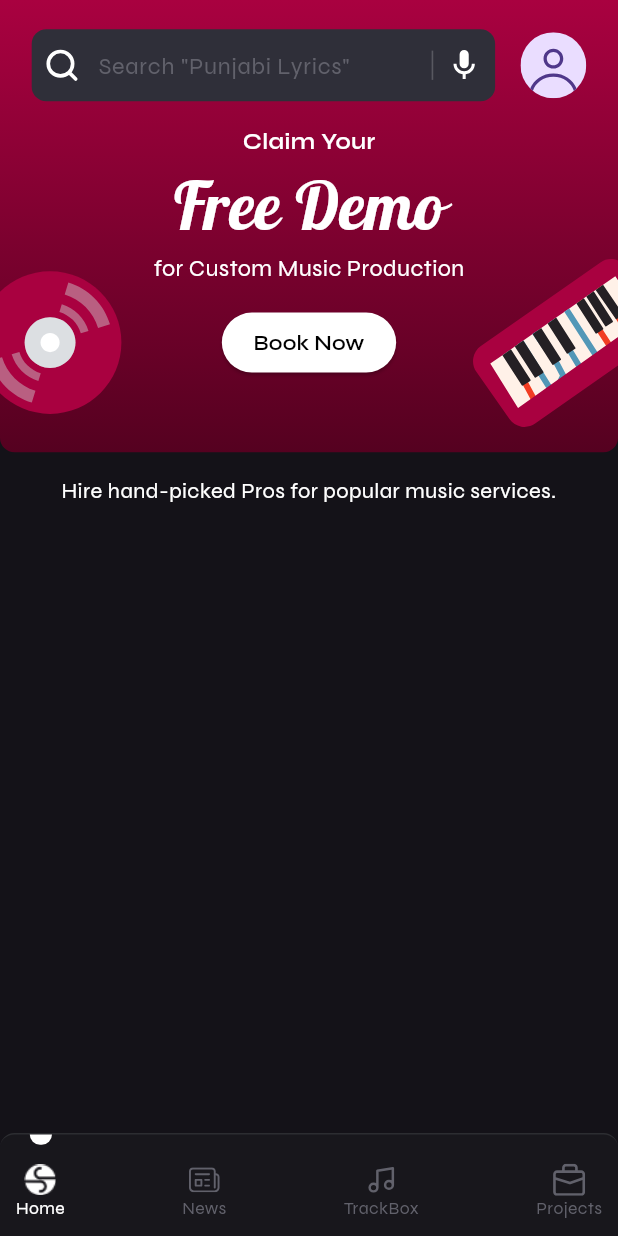
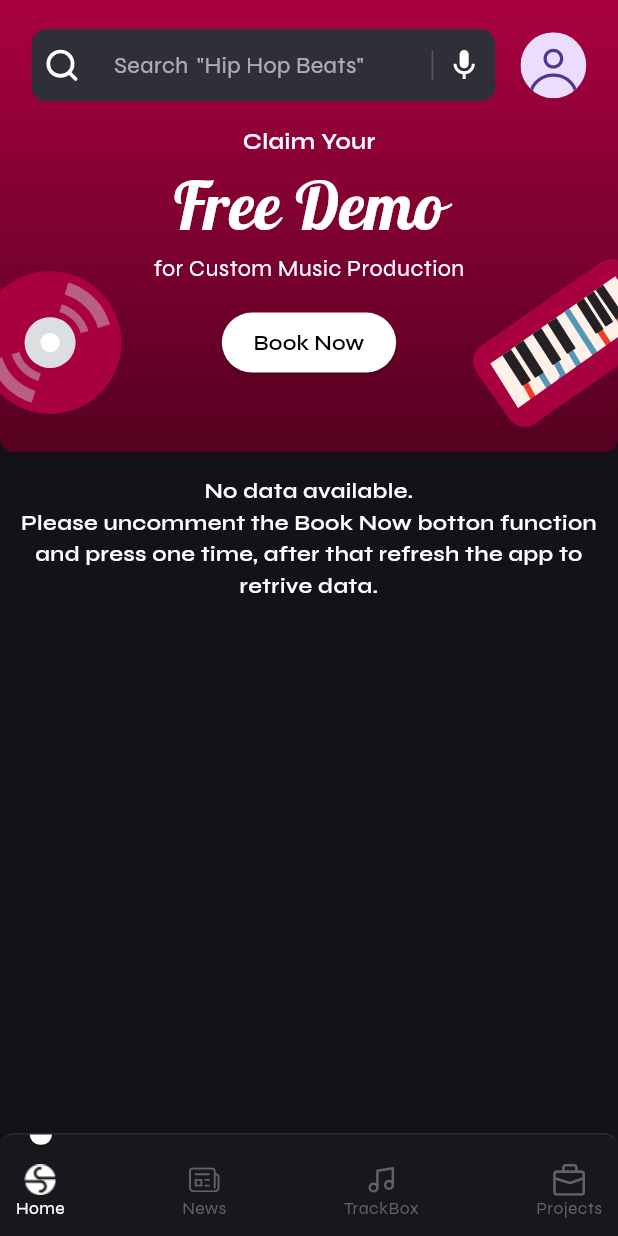
Before and after one commit to Ahmed-lashari/S.Rocks.Music, a Flutter app: the screen it shows after launch, on a phone screen of 412 x 824 dp. Run offline on Flutter 3.47's test engine with Material 3 defaults, Android fonts, the light colour scheme and no system bars; drawn by our look-alikes of toastification; our stand-ins replace cloud_firestore, firebase_core, flutter_riverpod, flutter_screenutil, flutter_spinkit, flutter_svg and 2 more; accounts and stored records are empty; generated files the repository leaves out were written again; project files that could hold a hidden picture were left out.

Commit message:
responsive ui completed and tested on multiple devices

```diff
--- a/lib/main.dart
+++ b/lib/main.dart
@@ -4,7 +4,6 @@
 import 'package:skility_x/core/config/init_dependencies.dart';
 import 'package:skility_x/view/screens/home/home.dart';
 import 'package:toastification/toastification.dart';
-// import 'core/config/init_dependencies.dart';
 import 'view/themes/theme_manager.dart';
 
 void main() async {
--- a/lib/view/screens/home/home_tab/0_home_tab.dart
+++ b/lib/view/screens/home/home_tab/0_home_tab.dart
@@ -11,6 +11,7 @@
 import 'package:skility_x/view/widgets/scrollable_content.dart';
 import 'package:skility_x/view/widgets/scrollable_shimmer.dart';
 import 'package:skility_x/view_model/data_providers/screens/home/home_tab/0_home_tab.dart';
+import 'package:skility_x/view_model/screens/home/home_tab/0_home_tab.dart';
 import 'package:toastification/toastification.dart';
 
 class HomeScreen extends ConsumerStatefulWidget {
@@ -39,17 +40,13 @@
                 begin: Alignment.topCenter,
                 end: Alignment.bottomCenter,
                 colors: [AppColors.vibrantRedColor, AppColors.darkRedColor])),
-      child: Column(
-        mainAxisSize: MainAxisSize.min,
-        children: [
+        child: Column(mainAxisSize: MainAxisSize.min, children: [
           // display text field
           _buildSearchBar(context),
 
 // textual scripts
-          _buildTextualDetailsAndAssets(),
-        ],
-      ),
-    );
+          _buildTextualDetailsAndAssets()
+        ]));
   }
 
   Widget _buildSearchBar(BuildContext context) {
@@ -64,7 +61,13 @@
               child: myTextField(
                   prefixIcon: AppImageIcons.search,
                   suffixIcon: AppImageIcons.mic,
-                  hintText: 'Search "Punjabi Lyrics"',
+                  staticPrefix: "Search",
+                  hintMessages: [
+                    '"Punjabi Lyrics"',
+                    '"Hindi Rap Vocals"',
+                    '"Mix and master"',
+                    '"Hip Hop Beats"',
+                  ],
                   controllerKey: TextControllerKeys.search)),
           CustomIcon(icon: AppImageIcons.avatar, size: 45)
         ]));
@@ -119,15 +122,18 @@
               // button
               ElevatedButton(
                   onPressed: () async {
-                    // try {
-                    //   Utils.toastMsg(
-                    //       "Saving data into database", ToastificationType.info);
-                    //   await ref.read(saveCardsDataProvider);
-                    //   Utils.toastMsg(
-                    //       "Successfully saved", ToastificationType.success);
-                    // } catch (e, h) {
-                    //   Utils.handleError(e, h);
-                    // }
+                    try {
+                      Utils.toastMsg(
+                          "Saving data into database", ToastificationType.info);
+                      final submitted = await HomeAction.saveData();
+                      submitted
+                          ? Utils.toastMsg(
+                              "Successfully saved", ToastificationType.success)
+                          : Utils.toastMsg(
+                              "Error Saving Data", ToastificationType.warning);
+                    } catch (e, h) {
+                      Utils.handleError(e, h);
+                    }
                   },
                   style: ElevatedButton.styleFrom(
                       fixedSize: Size(110.w, 40.h),
@@ -152,9 +158,11 @@
         loading: () => ScrollableShimmer(),
         data: (data) {
           if (data.isEmpty)
-            Text(
-                "No data available.\nPlease uncomment the Book Now botton function and press one time, after that refresh the app to retrive data.");
-
+            return Text(
+              "No data available.\nPlease uncomment the Book Now botton function and press one time, after that refresh the app to retrive data.",
+              textAlign: TextAlign.center,
+              style: TextStyle(fontSize: 15.sp, fontFamily: AppTypoGraphy.bold),
+            );
           return ScrollableCOntent(list: data);
         },
       );
--- a/lib/view/widgets/app_textfield.dart
+++ b/lib/view/widgets/app_textfield.dart
@@ -1,3 +1,5 @@
+// took some help from chatgpt in iplementing the hint cycle animation
+
 import 'package:flutter/material.dart';
 import 'package:flutter_riverpod/flutter_riverpod.dart';
 import 'package:flutter_screenutil/flutter_screenutil.dart';
@@ -5,9 +7,13 @@
 import 'package:skility_x/core/utils.dart/validators/validators_service.dart';
 import 'package:skility_x/view_model/data_providers/screens/widgets/text_controller_provider.dart';
 import 'package:skility_x/view/widgets/custom_icons.dart';
+import 'package:skility_x/view_model/ui_providers/screens/widgets/text_field_hint_messages.dart';
 
 class myTextField extends ConsumerWidget {
-  final String hintText;
+  final List<String> hintMessages;
+  final String? hintText;
+  final String staticPrefix; // Add this new parameter
+
   final String prefixIcon;
   final String suffixIcon;
   final String controllerKey;
@@ -21,7 +27,9 @@
 
   const myTextField({
     super.key,
-    required this.hintText,
+    this.hintMessages = const [],
+    this.hintText,
+    this.staticPrefix = "Search ",
     required this.prefixIcon,
     required this.suffixIcon,
     this.contentPadding,
@@ -36,10 +44,59 @@
 
   @override
   Widget build(BuildContext context, WidgetRef ref) {
+    debugPrint("building whole text field");
     final controller = ref.watch(textControllerProvider(controllerKey));
     final currFocus = ref.watch(focusNodeProvider(controllerKey));
 
-    return TextFormField(
+    // hint list checking
+    final shouldUseAnimatedHints = hintMessages.isNotEmpty;
+
+    if (shouldUseAnimatedHints) {
+      ref.listen(textControllerProvider(controllerKey), (previous, next) {
+        final animatedHintNotifier =
+            ref.read(animatedHintProvider(hintMessages).notifier);
+        animatedHintNotifier.updateTextFieldState(next.text.isEmpty);
+      });
+    }
+
+    Widget hintWidget;
+
+    if (shouldUseAnimatedHints) {
+      hintWidget = Consumer(builder: (context, ref, _) {
+        final animatedHintState = ref.watch(animatedHintProvider(hintMessages));
+        final currentHint = hintMessages[animatedHintState.currentIndex];
+
+        return Row(spacing: 5.w, children: [
+          // static "search" text part
+          Text(staticPrefix,
+              style: TextStyle(
+                  fontSize: 16.sp,
+                  color: AppColors.whiteColor.withValues(alpha: 0.6))),
+
+          // animated text part
+          AnimatedSwitcher(
+              duration: const Duration(seconds: 1),
+              transitionBuilder: (Widget child, Animation<double> animation) {
+                return SlideTransition(
+                    position: Tween<Offset>(
+                      begin: const Offset(0.0, 1.0),
+                      end: Offset.zero,
+                    ).animate(animation),
+                    child: FadeTransition(opacity: animation, child: child));
+              },
+              child: Text(currentHint,
+                  key: ValueKey(currentHint),
+                  style: TextStyle(
+                      fontSize: 16.sp,
+                      color: AppColors.whiteColor.withValues(alpha: 0.6))))
+        ]);
+      });
+    } else {
+      hintWidget = const SizedBox.shrink();
+    }
+
+    return Stack(children: [
+      TextFormField(
           maxLines: maxLines,
           maxLength: maxLength,
           cursorColor: AppColors.whiteColor,
@@ -53,30 +110,33 @@
               prefixIcon: Padding(
                   padding: const EdgeInsets.all(8.0),
                   child: CustomIcon(
-              icon: prefixIcon, size: 25, color: AppColors.whiteColor),
-        ),
-        suffixIcon: Row(
-          mainAxisSize: MainAxisSize.min,
-          children: [
+                      icon: prefixIcon, size: 25, color: AppColors.whiteColor)),
+              suffixIcon: Row(mainAxisSize: MainAxisSize.min, children: [
                 Container(
                     width: 1.w,
                     height: 20.h,
                     color: AppColors.whiteColor.withAlpha(50),
-              margin: EdgeInsets.symmetric(horizontal: 8.w),
-            ),
+                    margin: EdgeInsets.symmetric(horizontal: 8.w)),
                 Padding(
                     padding: EdgeInsets.only(right: 8.0.w),
                     child: CustomIcon(
-                  icon: suffixIcon, size: 25, color: AppColors.whiteColor),
-            ),
-          ],
-        ),
-        hintText: hintText,
-      ),
+                        icon: suffixIcon,
+                        size: 25,
+                        color: AppColors.whiteColor))
+              ]),
+
+              // use simple hint if no list provided
+              hintText: shouldUseAnimatedHints ? null : hintText,
+              hintStyle: shouldUseAnimatedHints
+                  ? null
+                  : TextStyle(
+                      fontSize: 16.sp,
+                      color: AppColors.whiteColor.withValues(alpha: 0.6))),
           focusNode: currFocus,
           canRequestFocus: true,
-      textInputAction:
-          nextFocusKey == null ? TextInputAction.done : TextInputAction.next,
+          textInputAction: nextFocusKey == null
+              ? TextInputAction.done
+              : TextInputAction.next,
           onFieldSubmitted: (_) {
             if (nextFocusKey != null) {
               final nextFocus = ref.read(focusNodeProvider(nextFocusKey!));
@@ -85,7 +145,20 @@
               currFocus.unfocus();
             }
           },
-      validator: validator ?? (v) => Validators.requiredField(v),
-    );
+          validator: validator ?? (v) => Validators.requiredField(v)),
+
+      // only when the hint list is not empty
+      if (shouldUseAnimatedHints && controller.text.isEmpty)
+        Positioned.fill(
+            left: 0,
+            right: 0,
+            child: Padding(
+                padding: EdgeInsets.only(
+                    left: (contentPadding?.left ?? 12.w) + 40.w,
+                    right: contentPadding?.right ?? 40.w,
+                    top: contentPadding?.top ?? 12.h,
+                    bottom: contentPadding?.bottom ?? 12.h),
+                child: Align(alignment: Alignment.center, child: hintWidget)))
+    ]);
   }
 }
--- /dev/null
+++ b/lib/view_model/screens/home/home_tab/0_home_tab.dart
@@ -0,0 +1,13 @@
+import 'package:skility_x/data_source/repository/FirebaseRepo/firestore_repo.dart';
+import 'package:skility_x/models/cards.dart';
+import 'package:skility_x/view/ui_config/screens/home/home.dart';
+
+class HomeAction {
+  static Future<bool> saveData() async {
+    // get data
+    final List<MusicCardsModel> isList = HomeConfig.getMusicCardData();
+
+    // save data
+    return await CloudFirestoreRepo.saveDataInFirestore(isList);
+  }
+}
```
Also changed, not shown: lib/core/utils.dart/utils.dart (+18 -0 lines), lib/data_source/remote/Firebase/cloud_firestore.dart (+7 -2 lines), lib/models/hint_text_state.dart (added, +13 -0 lines), lib/view_model/data_providers/screens/home/home_tab/0_home_tab.dart (+1 -9 lines), lib/view_model/ui_providers/screens/widgets/text_field_hint_messages.dart (added, +81 -0 lines), 1 other file. Lines whose indentation alone changed are shown as unchanged.
